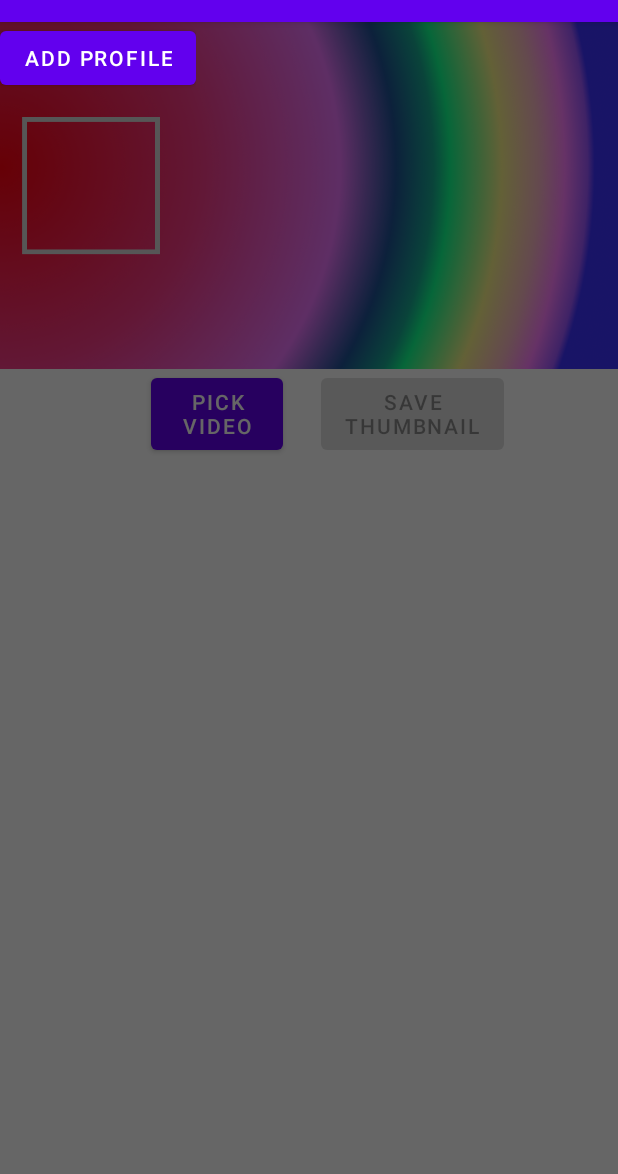
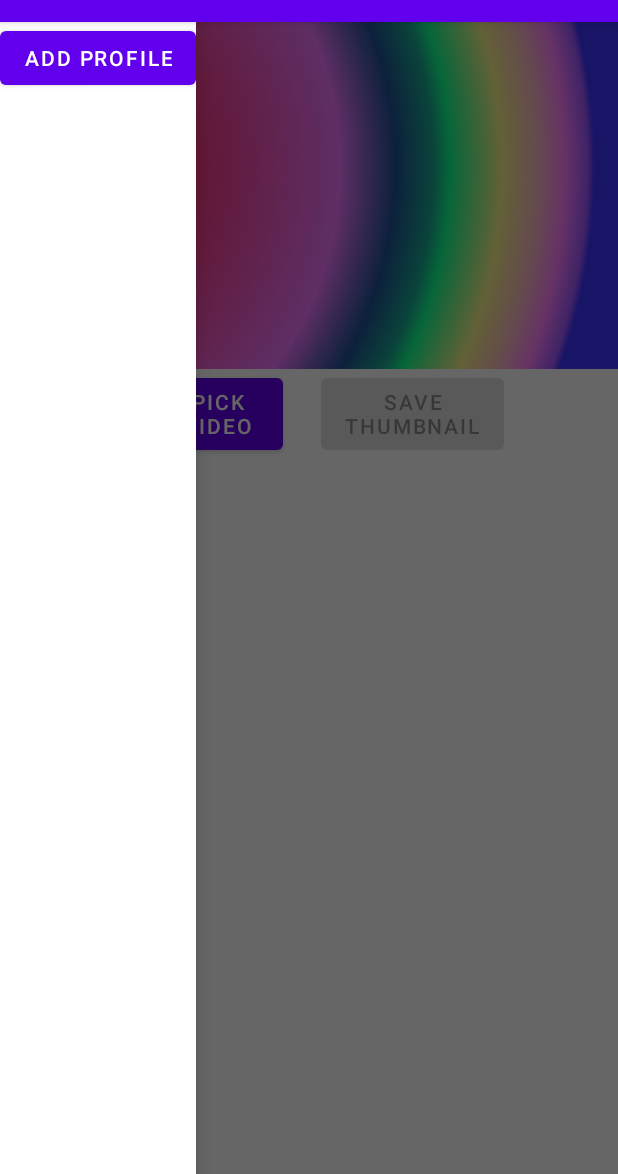
Before and after one commit to Scutterman/youtube-vlog-thumbnail-creator, an Android app: the screen it shows after launch (MainActivity), with the side drawer open, on a phone screen of 412 x 824 dp, the part 62-1236 px from its top. Run offline under Robolectric (Android 15) with nearby library versions, the phone set to English and light mode, and no system bars; libraries missing offline, so code that uses them is left out: com.google.mlkit.vision.

Commit message:
Set draw style so it's not transparent

```diff
--- a/app/src/main/res/layout/activity_main.xml
+++ b/app/src/main/res/layout/activity_main.xml
@@ -66,6 +66,7 @@
 
     <LinearLayout
         android:id="@+id/drawer"
+        style="@style/Widget.Design.NavigationView"
         android:layout_width="wrap_content"
         android:layout_height="match_parent"
         android:layout_gravity="start"
```
